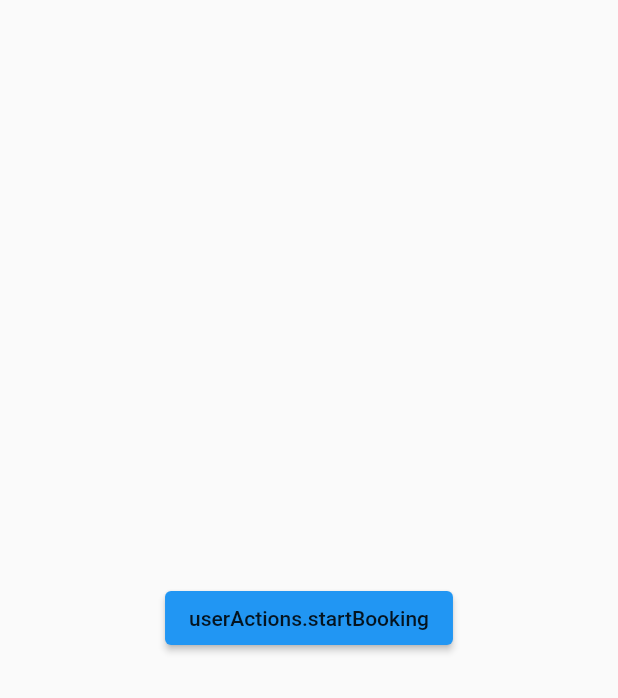
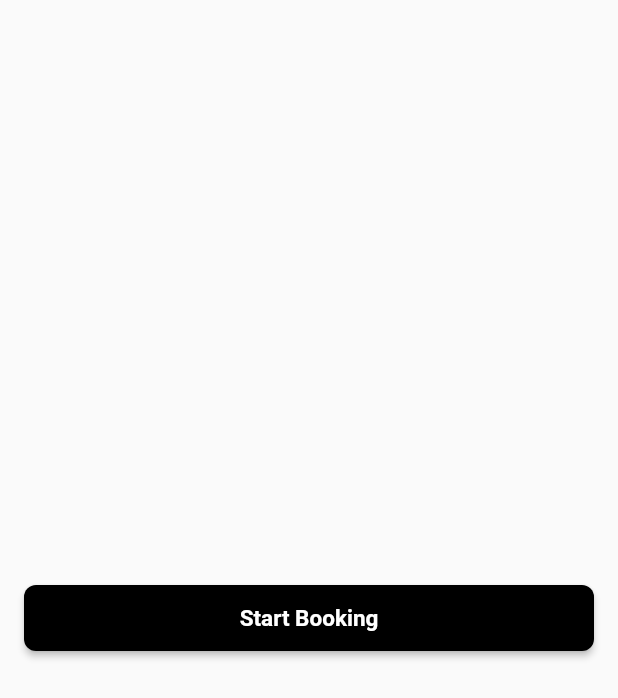
Before and after one commit to Ayman-Barghout/simple_booking_ui, a Flutter app: the screen it shows after launch, on a phone screen of 412 x 824 dp. Shown: the top 698 px of the screen. Run offline on Flutter 3.47's test engine with Material 2 defaults, Android fonts, the phone set to English and light mode, and no system bars; our stand-ins replace easy_localization, flutter_riverpod.

Commit message:
Connected theme to MaterialApp, Added CustomElevatedButton

```diff
--- a/lib/theme/theme.dart
+++ b/lib/theme/theme.dart
@@ -36,6 +36,20 @@ final theme = ThemeData(
       ),
       labelStyle: overline,
     ),
+    elevatedButtonTheme: ElevatedButtonThemeData(
+        style: ButtonStyle(
+            textStyle: MaterialStateProperty.all<TextStyle>(button),
+            shape: MaterialStateProperty.all<RoundedRectangleBorder>(
+                RoundedRectangleBorder(
+              borderRadius: BorderRadius.circular(kRadiusSmall),
+            )),
+            backgroundColor: MaterialStateColor.resolveWith((states) {
+              if (states.contains(MaterialState.disabled)) {
+                return kLightTextColor;
+              } else {
+                return kPrimaryColor;
+              }
+            }))),
     textTheme: TextTheme(
         headline1: headline1,
         subtitle1: subtitle1,
--- a/lib/ui/app.dart
+++ b/lib/ui/app.dart
@@ -1,8 +1,10 @@
 import 'package:flutter/material.dart';
 
 import 'package:easy_localization/easy_localization.dart';
+
 import 'package:simple_booking_ui/generated/locale_keys.g.dart';
 import 'package:simple_booking_ui/ui/screens/home_screen/home_screen.dart';
+import 'package:simple_booking_ui/theme/theme.dart';
 
 class App extends StatelessWidget {
   @override
@@ -13,6 +15,7 @@ class App extends StatelessWidget {
       fallbackLocale: const Locale('en'),
       child: Builder(
         builder: (context) => MaterialApp(
+            theme: theme,
             title: LocaleKeys.appName,
             localizationsDelegates: context.localizationDelegates,
             supportedLocales: context.supportedLocales,
--- a/lib/ui/screens/home_screen/home_screen.dart
+++ b/lib/ui/screens/home_screen/home_screen.dart
@@ -1,19 +1,19 @@
 import 'package:flutter/material.dart';
 import 'package:easy_localization/easy_localization.dart';
 import 'package:simple_booking_ui/theme/dimensions.dart';
-import 'package:simple_booking_ui/helpers/ui/extensions.dart';
 import 'package:simple_booking_ui/generated/locale_keys.g.dart';
+import 'package:simple_booking_ui/ui/widgets/custom_elevated_button.dart';
 
 class HomeScreen extends StatelessWidget {
   @override
   Widget build(BuildContext context) {
     return Scaffold(
       body: Center(
-        child: ElevatedButton(
-          onPressed: () {},
-          child: Text(
-            LocaleKeys.userActions_startBooking,
-            style: context.textTheme.button,
+        child: Padding(
+          padding: const EdgeInsets.symmetric(horizontal: kSpaceMedium),
+          child: CustomElevatedButton(
+            onPressed: () {},
+            text: tr(LocaleKeys.userActions_startBooking),
           ),
         ),
       ),
--- a/lib/ui/widgets/custom_appbar.dart
+++ /dev/null
@@ -1,12 +0,0 @@
-import 'package:flutter/material.dart';
-
-class CustomAppBar extends StatelessWidget {
-  const CustomAppBar({Key? key, required this.title}) : super(key: key);
-  final String title;
-  @override
-  Widget build(BuildContext context) {
-    return AppBar(
-      title: Text(title),
-    );
-  }
-}
--- /dev/null
+++ b/lib/ui/widgets/custom_elevated_button.dart
@@ -0,0 +1,37 @@
+import 'package:flutter/material.dart';
+import 'package:simple_booking_ui/theme/dimensions.dart';
+
+class CustomElevatedButton extends StatelessWidget {
+  const CustomElevatedButton(
+      {Key? key,
+      required this.text,
+      required this.onPressed,
+      this.leading,
+      this.height = 44,
+      this.width = double.infinity})
+      : super(key: key);
+  final String text;
+  final void Function()? onPressed;
+  final Widget? leading;
+  final double height;
+  final double width;
+
+  @override
+  Widget build(BuildContext context) {
+    return SizedBox(
+      height: height,
+      width: width,
+      child: ElevatedButton(
+        onPressed: onPressed,
+        child: Row(
+          mainAxisAlignment: MainAxisAlignment.center,
+          children: [
+            leading ?? SizedBox(),
+            if (leading != null) SizedBox(width: kSpaceSmall),
+            Text(text),
+          ],
+        ),
+      ),
+    );
+  }
+}
```
